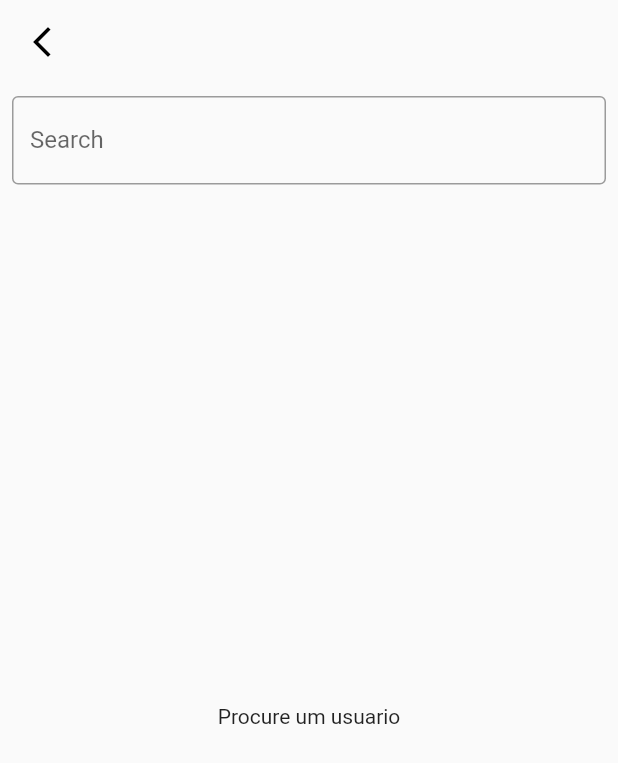
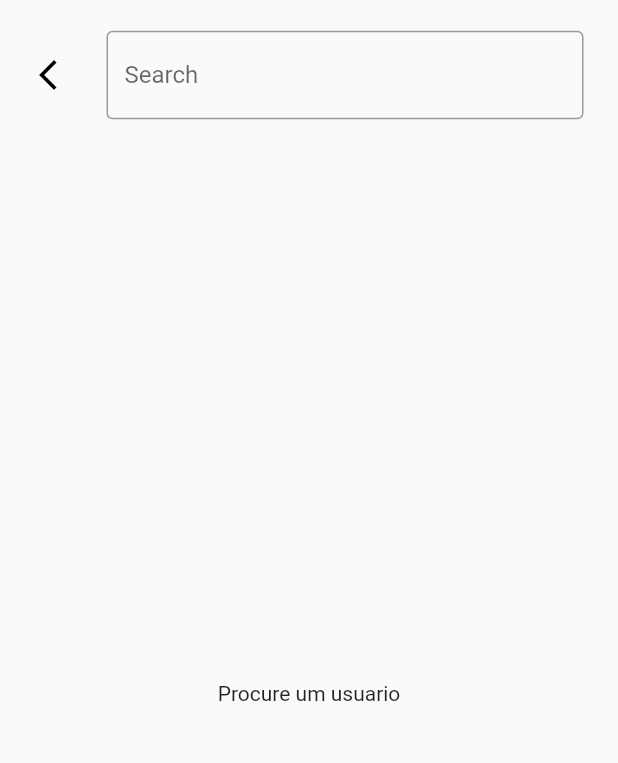
Before and after one commit to rafaelgust/github_api, a Flutter app: the SearchView screen opened by its route, on a phone screen of 412 x 824 dp. Shown: the top 763 px of the screen. Run offline on Flutter 3.47's test engine with Material 2 defaults, Android fonts, the phone set to English and light mode, and no system bars; our stand-ins replace bloc, dartz, dio, flutter_modular.

```diff
--- a/lib/app/modules/search/presenter/views/search_view.dart
+++ b/lib/app/modules/search/presenter/views/search_view.dart
@@ -5,6 +5,8 @@ import '../../../../core/services/debounce_service.dart';
 import '../bloc/events/search_events.dart';
 import '../bloc/search_bloc.dart';
 import '../bloc/states/search_states.dart';
+import '../components/list_user.dart';
+import '../components/list_user_loading.dart';
 
 class SearchView extends StatefulWidget {
   const SearchView({super.key});
@@ -26,24 +28,26 @@ class _SearchViewState extends State<SearchView> {
   @override
   Widget build(BuildContext context) {
     return Scaffold(
-      appBar: AppBar(
-        backgroundColor: Colors.transparent,
-        elevation: 0.0,
-        leading: IconButton(
+      body: SafeArea(
+        child: Column(
+          mainAxisAlignment: MainAxisAlignment.start,
+          crossAxisAlignment: CrossAxisAlignment.center,
+          children: [
+            Container(
+              width: double.infinity,
+              height: 100,
+              padding: const EdgeInsets.all(8.0),
+              child: Row(
+                children: [
+                  IconButton(
                     onPressed: () => Modular.to.pop(),
                     icon: const Icon(
                       Icons.arrow_back_ios_new,
                       color: Colors.black,
                     ),
                   ),
-      ),
-      body: SafeArea(
-        child: Column(
-          mainAxisAlignment: MainAxisAlignment.start,
-          crossAxisAlignment: CrossAxisAlignment.center,
-          children: [
-            Padding(
-              padding: const EdgeInsets.all(8.0),
+                  const SizedBox(width: 15),
+                  Expanded(
                     child: TextField(
                       onChanged: (value) => _debounce(() {
                         bloc.add(SearchInputEvent(value));
@@ -52,6 +56,10 @@ class _SearchViewState extends State<SearchView> {
                         border: OutlineInputBorder(),
                         labelText: 'Search',
                       ),
+                    ),
+                  ),
+                  const SizedBox(width: 15),
+                ],
               ),
             ),
             Expanded(
@@ -69,28 +77,18 @@ class _SearchViewState extends State<SearchView> {
                       );
                     }
                     if (bloc.state is SearchLoadingState) {
-                      return const Center(
-                        child: CircularProgressIndicator(),
+                      return const Align(
+                        alignment: Alignment.topLeft,
+                        child: ListUserLoading(),
                       );
                     }
                     final list = (bloc.state as SearchSucessState).list;
                     return ListView.builder(
                       itemCount: list?.length,
-                      itemBuilder: ((context, index) => InkWell(
-                            onTap: () => Modular.to
-                                .pushNamed('/user/${list?[index].username}'),
-                            child: ListTile(
-                              leading: Hero(
-                                tag: 'avatar@${list?[index].username}',
-                                child: CircleAvatar(
-                                  backgroundImage:
-                                      NetworkImage('${list?[index].img}'),
-                                ),
-                              ),
-                              title: Text(
-                                  '${list?[index].username} - ${list?[index].id}'),
-                              subtitle: Text('${list?[index].url}'),
-                            ),
+                      itemBuilder: ((context, index) => ListUser(
+                            item: list![index],
+                            goUser: () => Modular.to
+                                .pushNamed('/user/${list[index].username}'),
                           )),
                     );
                   }),
--- a/lib/app/modules/user/presenter/views/user_view.dart
+++ b/lib/app/modules/user/presenter/views/user_view.dart
@@ -83,8 +83,6 @@ class _UserViewState extends State<UserView> {
                 }),
             const Divider(),
             Expanded(
-              child: Padding(
-                padding: const EdgeInsets.all(8.0),
               child: StreamBuilder(
                   stream: blocRepos.stream,
                   builder: (context, snapshot) {
@@ -112,7 +110,6 @@ class _UserViewState extends State<UserView> {
                     );
                   }),
             ),
-            ),
           ],
         ),
       ),
```
Also changed, not shown: lib/app/modules/search/presenter/components/list_user.dart (added, +26 -0 lines), lib/app/modules/search/presenter/components/list_user_loading.dart (added, +46 -0 lines), lib/app/modules/user/presenter/components/repo_content.dart (+7 -2 lines). Lines whose indentation alone changed are shown as unchanged.
